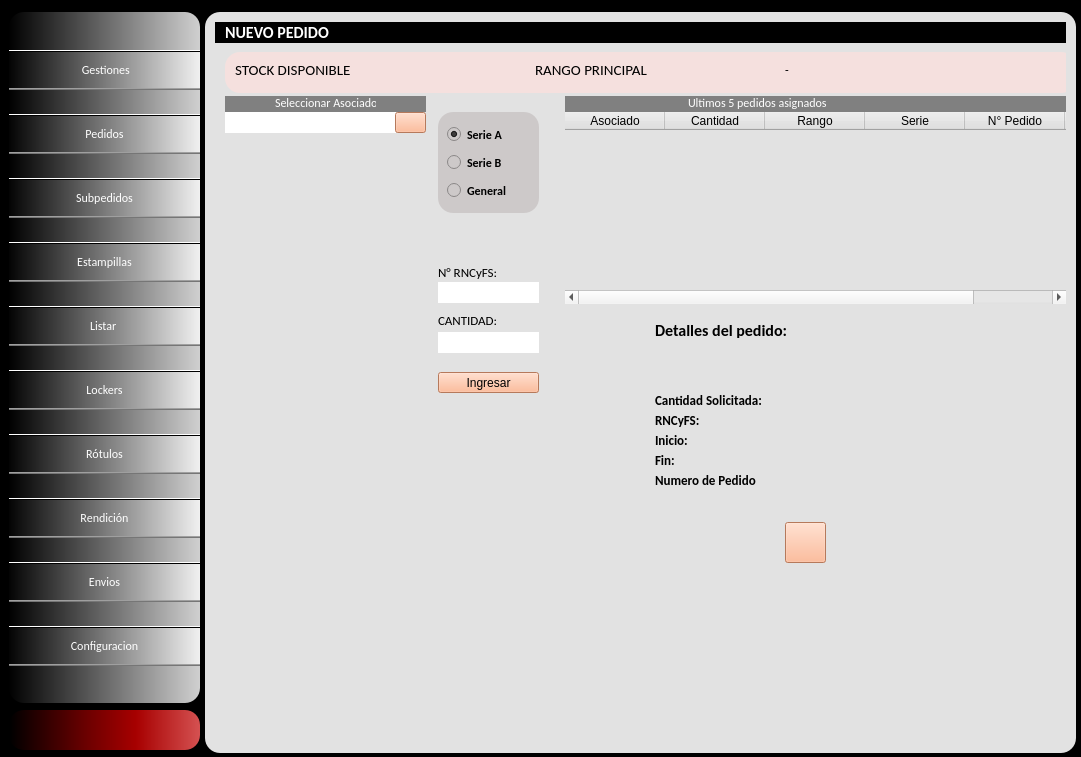
This is main.ui in zenfranco/gestion_rotulos_psql as Qt 5 draws it before an edit. The edited form follows.
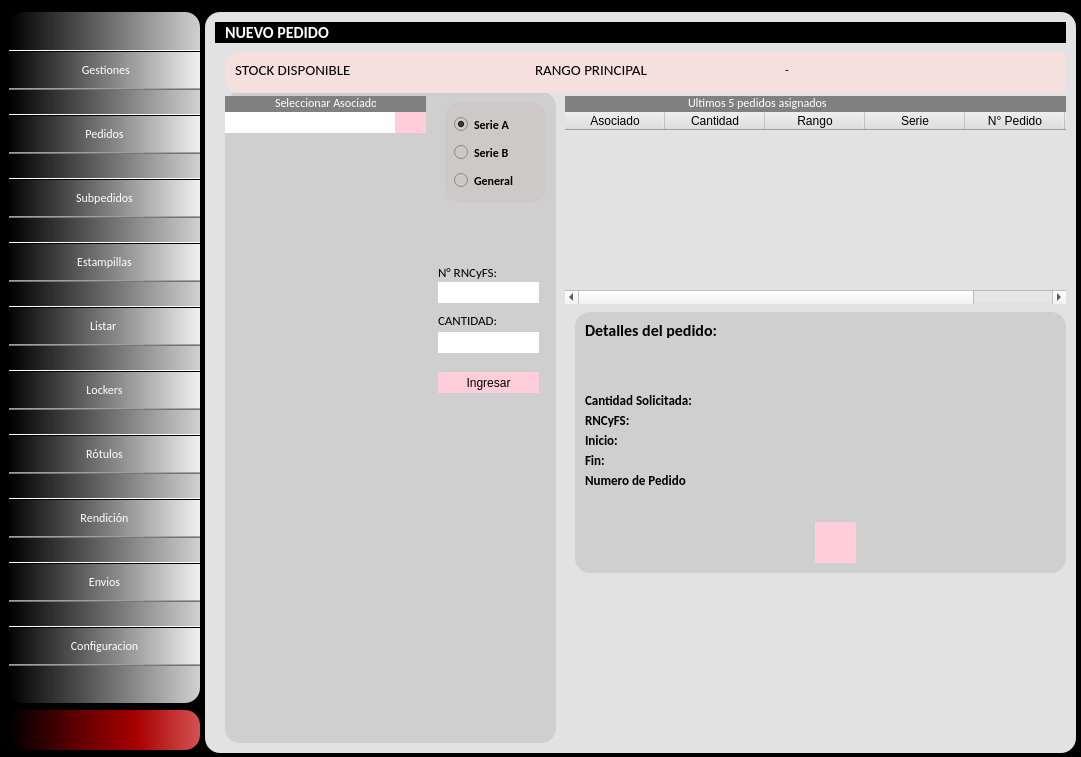
This is the edited form. The open tabs and pages were chosen to show the change. Icons and pictures are not drawn.

Commit message: UP TO DATE, READY TO MERGE

What changed in the file:
```diff
--- a/main.ui
+++ b/main.ui
@@ -4312,6 +4312,22 @@
           <height>651</height>
          </rect>
         </property>
+        <property name="styleSheet">
+         <string notr="true">QFrame
+{
+background-color: rgb(207, 207, 207);
+}
+
+QPushButton{
+
+background-color: rgb(255, 206, 218);
+border:1px;
+}
+QPushButton:hover{
+background-color: rgb(255, 152, 162);
+
+}</string>
+        </property>
         <property name="frameShape">
          <enum>QFrame::StyledPanel</enum>
         </property>
@@ -4328,14 +4344,7 @@
           </rect>
          </property>
          <property name="styleSheet">
-          <string notr="true">QPushButton{
-background-color: rgb(255, 170, 127);
-
-}
-QPushButton:hover{
-background-color: rgb(212, 141, 105);
-
-}</string>
+          <string notr="true"/>
          </property>
          <property name="text">
           <string>Ingresar</string>
@@ -4458,14 +4467,7 @@
           </rect>
          </property>
          <property name="styleSheet">
-          <string notr="true">QPushButton{
-background-color: rgb(255, 170, 127);
-
-}
-QPushButton:hover{
-background-color: rgb(212, 141, 105);
-
-}</string>
+          <string notr="true"/>
          </property>
          <property name="text">
           <string/>
@@ -4525,8 +4527,8 @@
        <widget class="QFrame" name="frame_11">
         <property name="geometry">
          <rect>
-          <x>223</x>
-          <y>90</y>
+          <x>230</x>
+          <y>80</y>
           <width>101</width>
           <height>101</height>
          </rect>
@@ -4726,12 +4728,28 @@
        <widget class="QFrame" name="frame_detallepedido">
         <property name="geometry">
          <rect>
-          <x>430</x>
+          <x>360</x>
           <y>290</y>
-          <width>351</width>
+          <width>491</width>
           <height>261</height>
          </rect>
         </property>
+        <property name="styleSheet">
+         <string notr="true">QFrame
+{
+background-color: rgb(207, 207, 207);
+}
+
+QPushButton{
+
+background-color: rgb(255, 206, 218);
+border:1px;
+}
+QPushButton:hover{
+background-color: rgb(255, 152, 162);
+
+}</string>
+        </property>
         <property name="frameShape">
          <enum>QFrame::StyledPanel</enum>
         </property>
@@ -4975,21 +4993,14 @@
         <widget class="QPushButton" name="btn_printdetalle">
          <property name="geometry">
           <rect>
-           <x>140</x>
+           <x>240</x>
            <y>210</y>
            <width>41</width>
            <height>41</height>
           </rect>
          </property>
          <property name="styleSheet">
-          <string notr="true">QPushButton{
-background-color: rgb(255, 170, 127);
-
-}
-QPushButton:hover{
-background-color: rgb(212, 141, 105);
-
-}</string>
+          <string notr="true"/>
          </property>
          <property name="text">
           <string/>
@@ -5006,19 +5017,6 @@
          </property>
         </widget>
        </widget>
-       <widget class="Line" name="line_4">
-        <property name="geometry">
-         <rect>
-          <x>330</x>
-          <y>80</y>
-          <width>20</width>
-          <height>461</height>
-         </rect>
-        </property>
-        <property name="orientation">
-         <enum>Qt::Vertical</enum>
-        </property>
-       </widget>
        <widget class="QFrame" name="frame_32">
         <property name="geometry">
          <rect>
```
Left out of the diff: 61 changed lines with no effect on the pictures. The commit also changes 1 other file.
